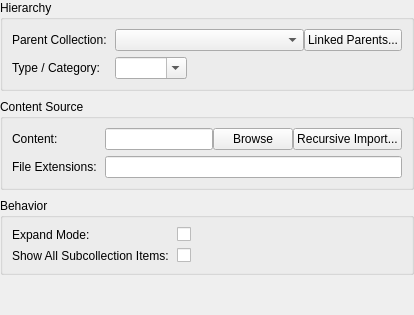
Qt form src/ui/dialogs/configurationpanel.ui (EtherAura/Kartend) before a commit.
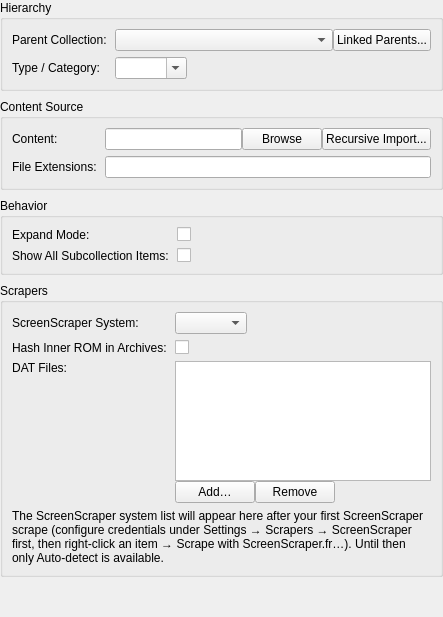
The same form after that commit.

Commit message: feat: scraper integrations, smart playlists, themes, translations (p2+p3)

Diff of the .ui file:
```diff
--- a/src/ui/dialogs/configurationpanel.ui
+++ b/src/ui/dialogs/configurationpanel.ui
@@ -71,6 +71,47 @@
      </layout>
     </widget>
    </item>
+   <item>
+    <widget class="QGroupBox" name="configScrapersGroupBox">
+     <property name="title"><string>Scrapers</string></property>
+     <layout class="QFormLayout" name="configScrapersFormLayout">
+      <property name="horizontalSpacing"><number>8</number></property>
+      <property name="verticalSpacing"><number>6</number></property>
+      <property name="fieldGrowthPolicy"><enum>QFormLayout::FieldGrowthPolicy::ExpandingFieldsGrow</enum></property>
+      <item row="0" column="0"><widget class="QLabel" name="label_screenscraperSystem"><property name="text"><string>ScreenScraper System:</string></property></widget></item>
+      <item row="0" column="1"><widget class="QComboBox" name="screenscraperSystemComboBox"><property name="toolTip"><string>Override ScreenScraper.fr's per-collection system id. Leave on Auto-detect to let Kartend pick from the collection's name / type / extensions.</string></property></widget></item>
+      <item row="1" column="0"><widget class="QLabel" name="label_screenscraperHashArchive"><property name="text"><string>Hash Inner ROM in Archives:</string></property></widget></item>
+      <item row="1" column="1"><widget class="QCheckBox" name="screenscraperHashArchiveCheckBox"><property name="toolTip"><string>When the scraped item is a .zip / .7z / etc., extract it and hash the inner ROM rather than the outer archive — much higher ScreenScraper match accuracy. Turn off to skip the extraction cost for huge archives.</string></property><property name="text"><string/></property></widget></item>
+      <item row="2" column="0"><widget class="QLabel" name="label_datFiles"><property name="text"><string>DAT Files:</string></property><property name="alignment"><set>Qt::AlignmentFlag::AlignTop|Qt::AlignmentFlag::AlignRight</set></property></widget></item>
+      <item row="2" column="1">
+       <layout class="QVBoxLayout" name="datFilesLayout">
+        <item>
+         <widget class="QListWidget" name="datFilesListWidget">
+          <property name="toolTip"><string>DAT files (No-Intro / Redump / TOSEC Logiqx XML, or MAME listxml). Walked top-to-bottom on every scrape — the first hash match wins. Drag rows to reorder. Empty list disables offline DAT lookup.</string></property>
+          <property name="dragDropMode"><enum>QAbstractItemView::DragDropMode::InternalMove</enum></property>
+          <property name="selectionMode"><enum>QAbstractItemView::SelectionMode::ExtendedSelection</enum></property>
+          <property name="maximumSize"><size><width>16777215</width><height>120</height></size></property>
+         </widget>
+        </item>
+        <item>
+         <layout class="QHBoxLayout" name="datFilesButtonsLayout">
+          <item><widget class="QPushButton" name="addDatFileButton"><property name="text"><string>Add…</string></property></widget></item>
+          <item><widget class="QPushButton" name="removeDatFileButton"><property name="toolTip"><string>Remove the selected DAT file(s) from the list.</string></property><property name="text"><string>Remove</string></property></widget></item>
+          <item><spacer name="datFilesButtonsSpacer"><property name="orientation"><enum>Qt::Orientation::Horizontal</enum></property><property name="sizeHint" stdset="0"><size><width>40</width><height>20</height></size></property></spacer></item>
+         </layout>
+        </item>
+       </layout>
+      </item>
+      <item row="3" column="0" colspan="2">
+       <widget class="QLabel" name="screenscraperSystemHintLabel">
+        <property name="wordWrap"><bool>true</bool></property>
+        <property name="text"><string>The ScreenScraper system list will appear here after your first ScreenScraper scrape (configure credentials under Settings → Scrapers → ScreenScraper first, then right-click an item → Scrape with ScreenScraper.fr…). Until then only Auto-detect is available.</string></property>
+        <property name="styleSheet"><string>color: palette(placeholder-text);</string></property>
+       </widget>
+      </item>
+     </layout>
+    </widget>
+   </item>
    <item>
     <spacer name="configurationVerticalSpacer">
      <property name="orientation"><enum>Qt::Orientation::Vertical</enum></property>
```
The commit also changes 236 other files.
